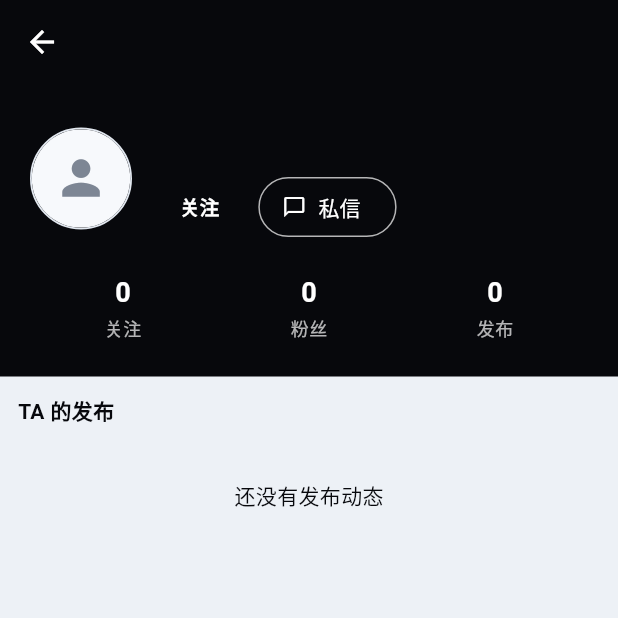
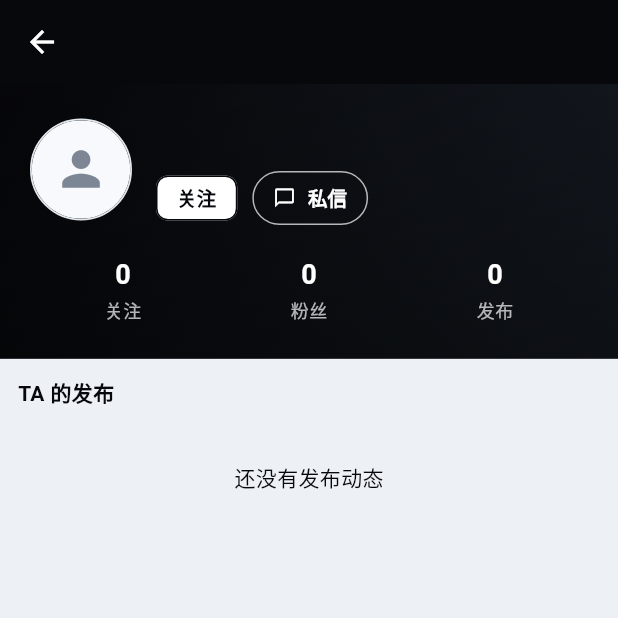
Before and after one commit to Peiyumin/fishing-app, a Flutter app: the UserProfileScreen screen opened directly with empty values, on a phone screen of 412 x 824 dp, the top half of it. Run offline on Flutter 3.47's test engine with Material 3 defaults, Android fonts, the phone set to English and light mode, and no system bars; our stand-ins replace cached_network_image, camera, flutter_local_notifications, flutter_map, geolocator, image_picker and 4 more; missing offline and left inert: maplibre_gl; accounts and stored records are empty; network calls fail.

Commit message:
v2.1.56: AI 钓点分析详情页 + AI 分析改会员（免费3次）+ 个人主页背景图 + 用户主页按钮统一 + 文章页关注与县级定位

```diff
--- a/lib/screens/user_profile_screen.dart
+++ b/lib/screens/user_profile_screen.dart
@@ -1,3 +1,4 @@
+import 'package:cached_network_image/cached_network_image.dart';
 import 'package:flutter/material.dart';
 
 import '../app_theme.dart';
@@ -124,9 +125,47 @@ class _UserProfileScreenState extends State<UserProfileScreen> {
   }
 
   Widget _header(UserProfile? p) {
+    final cover = p?.cover;
+    final hasCover = cover != null && cover.isNotEmpty;
     return Container(
+      color: AppTheme.primary,
+      child: Stack(
+        children: [
+          // 背景图（v2.1.56）：设置过就铺满，所有人看到的都是同一张
+          Positioned.fill(
+            child: hasCover
+                ? CachedNetworkImage(
+                    imageUrl: cover,
+                    fit: BoxFit.cover,
+                    placeholder: (_, __) => const DecoratedBox(
+                        decoration: BoxDecoration(gradient: AppTheme.brandGradient),
+                        child: SizedBox.expand()),
+                    errorWidget: (_, __, ___) => const DecoratedBox(
+                        decoration: BoxDecoration(gradient: AppTheme.brandGradient),
+                        child: SizedBox.expand()),
+                  )
+                : const DecoratedBox(
+                    decoration: BoxDecoration(gradient: AppTheme.brandGradient),
+                    child: SizedBox.expand(),
+                  ),
+          ),
+          // 压暗：白字压在任意一张照片上都要读得清
+          Positioned.fill(
+            child: DecoratedBox(
+              decoration: BoxDecoration(
+                gradient: LinearGradient(
+                  begin: Alignment.topCenter,
+                  end: Alignment.bottomCenter,
+                  colors: [
+                    Colors.black.withOpacity(0.30),
+                    Colors.black.withOpacity(0.55),
+                  ],
+                ),
+              ),
+            ),
+          ),
+          Padding(
             padding: const EdgeInsets.all(20),
-      color: AppTheme.primary,
             child: Column(
               children: [
                 Row(
@@ -156,22 +195,45 @@ class _UserProfileScreenState extends State<UserProfileScreen> {
                           if (!(p?.isMe ?? false))
                             Row(
                               children: [
+                                // ★ 两个按钮统一 36 高、药丸圆角（v2.1.56）
+                                //   原来是 关注 32 高 + 私信 默认高、圆角一个 16
+                                //   一个 20，截图里一高一矮明显不对齐
                                 FollowButton(
                                   userId: widget.userId,
                                   initialFollowing: p?.isFollowing ?? false,
                                   isMe: p?.isMe ?? false,
+                                  height: 36,
+                                  // ★ 这个页面头像是压在深色背景图上的，
+                                  //   默认的「深色底 + 白字」几乎看不见（截图里
+                                  //   只剩一个「关注」浮在暗部）。用描边白底，
+                                  //   未关注是白底黑字、已关注是浅灰底灰字。
+                                  outline: true,
                                   onChanged: (f) => _load(),
                                 ),
                                 const SizedBox(width: 10),
-                          OutlinedButton.icon(
+                                SizedBox(
+                                  height: 36,
+                                  child: OutlinedButton.icon(
                                     onPressed: _openChat,
-                            icon: const Icon(Icons.chat_bubble_outline, size: 16),
-                            label: const Text('私信'),
+                                    icon: const Icon(Icons.chat_bubble_outline,
+                                        size: 15),
+                                    label: const Text('私信',
+                                        style: TextStyle(
+                                            fontSize: 13,
+                                            fontWeight: FontWeight.w600)),
                                     style: OutlinedButton.styleFrom(
                                       foregroundColor: Colors.white,
-                              side: const BorderSide(color: Colors.white70),
+                                      side: const BorderSide(
+                                          color: Colors.white70),
+                                      padding: const EdgeInsets.symmetric(
+                                          horizontal: 14),
+                                      minimumSize: Size.zero,
+                                      tapTargetSize:
+                                          MaterialTapTargetSize.shrinkWrap,
                                       shape: RoundedRectangleBorder(
-                                borderRadius: BorderRadius.circular(20),
+                                        borderRadius:
+                                            BorderRadius.circular(18),
+                                      ),
                                     ),
                                   ),
                                 ),
@@ -210,6 +272,9 @@ class _UserProfileScreenState extends State<UserProfileScreen> {
                 ),
               ],
             ),
+          ),
+        ],
+      ),
     );
   }
 
```
Lines whose indentation alone changed are shown as unchanged.
